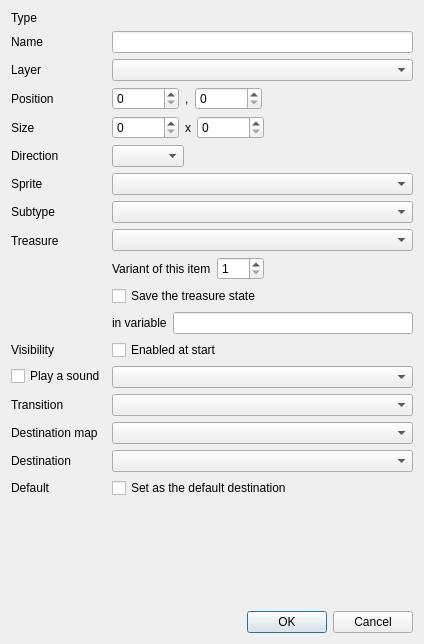
This is src/gui/edit_entity_dialog.ui in solarus-games/solarus-quest-editor as Qt 5 draws it before an edit. The edited form follows.
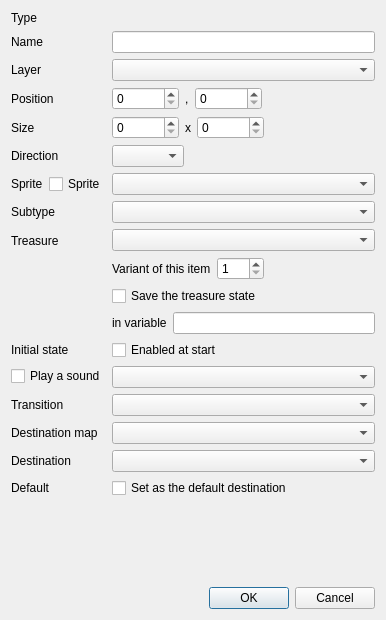
This is the edited form. Custom widgets are drawn as their Qt base class.

Commit message: Handle optional fields sprite and sound

```diff
--- a/src/gui/edit_entity_dialog.ui
+++ b/src/gui/edit_entity_dialog.ui
@@ -6,8 +6,8 @@
    <rect>
     <x>0</x>
     <y>0</y>
-    <width>424</width>
-    <height>644</height>
+    <width>386</width>
+    <height>620</height>
    </rect>
   </property>
   <property name="sizePolicy">
@@ -87,10 +87,35 @@
       </widget>
      </item>
      <item row="6" column="0">
-      <widget class="QLabel" name="sprite_label">
-       <property name="text">
-        <string>Sprite</string>
-       </property>
+      <widget class="QWidget" name="sprite_label_checkbox" native="true">
+       <layout class="QHBoxLayout" name="horizontalLayout_2">
+        <property name="leftMargin">
+         <number>0</number>
+        </property>
+        <property name="topMargin">
+         <number>0</number>
+        </property>
+        <property name="rightMargin">
+         <number>0</number>
+        </property>
+        <property name="bottomMargin">
+         <number>0</number>
+        </property>
+        <item>
+         <widget class="QLabel" name="sprite_label">
+          <property name="text">
+           <string>Sprite</string>
+          </property>
+         </widget>
+        </item>
+        <item>
+         <widget class="QCheckBox" name="sprite_checkbox">
+          <property name="text">
+           <string>Sprite</string>
+          </property>
+         </widget>
+        </item>
+       </layout>
       </widget>
      </item>
      <item row="6" column="1">
@@ -116,7 +141,7 @@
      <item row="9" column="0">
       <widget class="QLabel" name="enabled_at_start_label">
        <property name="text">
-        <string>Visibility</string>
+        <string>Initial state</string>
        </property>
       </widget>
      </item>
```
Left out of the diff: 452 changed lines with no effect on the pictures. The commit also changes 4 other files.
